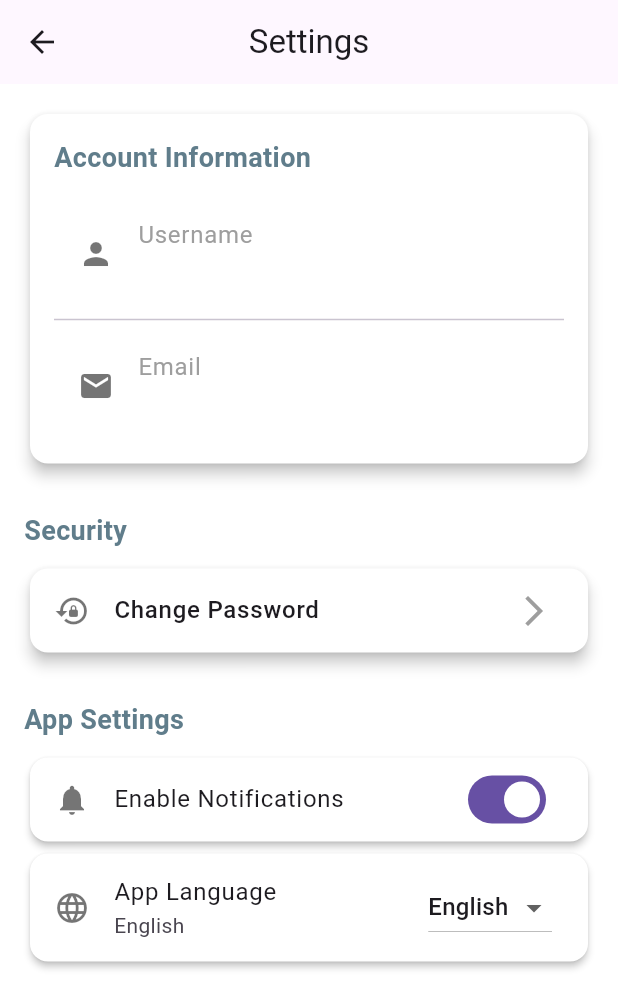
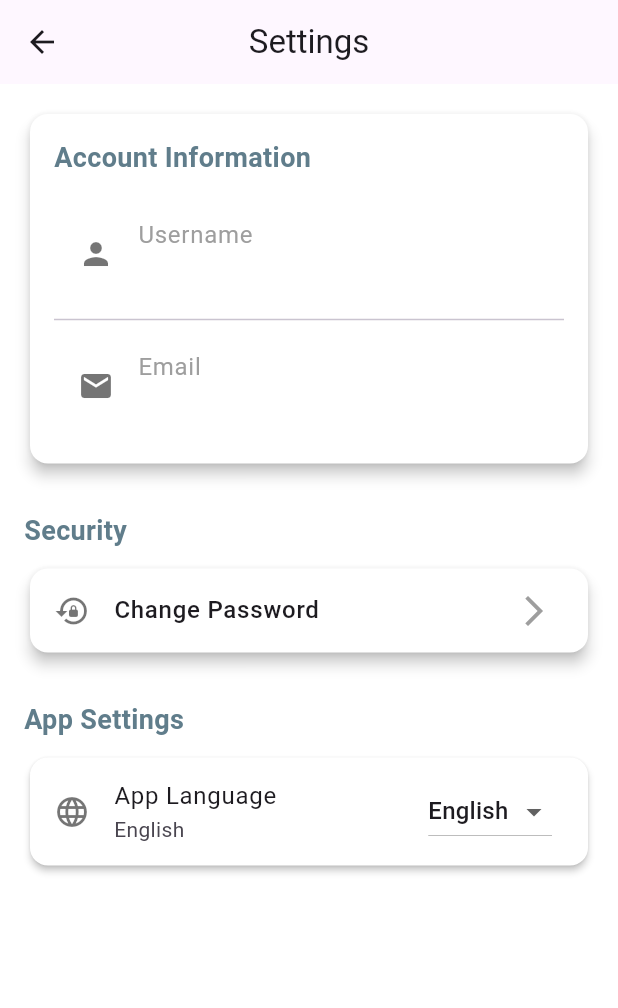
Before and after one commit to bamlakasmare12/Fleet-Base_driver_side, a Flutter app: the SettingsPage screen opened directly, on a phone screen of 412 x 824 dp. Shown: the top 1008 px of the screen. Run offline on Flutter 3.47's test engine with Material 3 defaults, Android fonts, the phone set to English and light mode, and no system bars; our stand-ins replace email_validator, flutter_map, latlong2, location, shared_preferences, simple_animations and 2 more; accounts and stored records are empty.

Commit message:
notification removeed

```diff
--- a/fleetbase/lib/Views/Notification.dart
+++ /dev/null
@@ -1,31 +0,0 @@
-import 'package:flutter/material.dart';
-
-class NotificationPage extends StatelessWidget {
-  final List<Map<String, String>> notifications = [
-    {'title': 'Notification 1', 'body': 'This is the first notification'},
-    {'title': 'Notification 2', 'body': 'This is the second notification'},
-    // Add more notifications here
-  ];
-
-  @override
-  Widget build(BuildContext context) {
-    return Scaffold(
-      appBar: AppBar(
-        title: Text('Notifications'),
-      ),
-      body: ListView.builder(
-        itemCount: notifications.length,
-        itemBuilder: (context, index) {
-          return Card(
-            margin: EdgeInsets.all(8.0),
-            child: ListTile(
-              title: Text(notifications[index]['title']!),
-              subtitle: Text(notifications[index]['body']!),
-              leading: Icon(Icons.notifications),
-            ),
-          );
-        },
-      ),
-    );
-  }
-}
--- a/fleetbase/lib/Views/Setting.dart
+++ b/fleetbase/lib/Views/Setting.dart
@@ -1,5 +1,4 @@
 import 'package:flutter/material.dart';
-import 'package:flutter_local_notifications/flutter_local_notifications.dart';
 import 'package:webview_flutter/webview_flutter.dart';
 import 'package:shared_preferences/shared_preferences.dart';
 import '../Services/auth_service.dart'; // Assume this contains your authentication logic
@@ -65,7 +64,6 @@ class _SettingsPageState extends State<SettingsPage> {
 
           // App Settings Section
           _buildSectionHeader('App Settings'),
-          _buildNotificationSettings(),
           _buildLanguageSettings(),
           const SizedBox(height: 20),
 
@@ -328,22 +326,7 @@ class _SettingsPageState extends State<SettingsPage> {
     );
   }
 
-  Widget _buildNotificationSettings() {
-    return Card(
-      color: Colors.white, // Set background color to white
-      elevation: 2,
-      child: SwitchListTile(
-        title: const Text('Enable Notifications'),
-        secondary: const Icon(Icons.notifications, color: Colors.black54),
-        value: _notificationsEnabled,
-        onChanged: (value) async {
-          final prefs = await SharedPreferences.getInstance();
-          await prefs.setBool('notifications', value);
-          setState(() => _notificationsEnabled = value);
-        },
-      ),
-    );
-  }
+
 
   Widget _buildLanguageSettings() {
     return Card(
--- a/fleetbase/pubspec.yaml
+++ b/fleetbase/pubspec.yaml
@@ -38,7 +38,6 @@ dependencies:
   flutter_map_location_marker: ^9.1.1
   webview_flutter: ^4.4.0
   shared_preferences: ^2.2.2
-  flutter_local_notifications: ^15.1.1
   email_validator: '^2.1.17'
   path_provider: ^2.1.1
   provider: ^6.1.1
```
Also changed, not shown: fleetbase/pubspec.lock.
